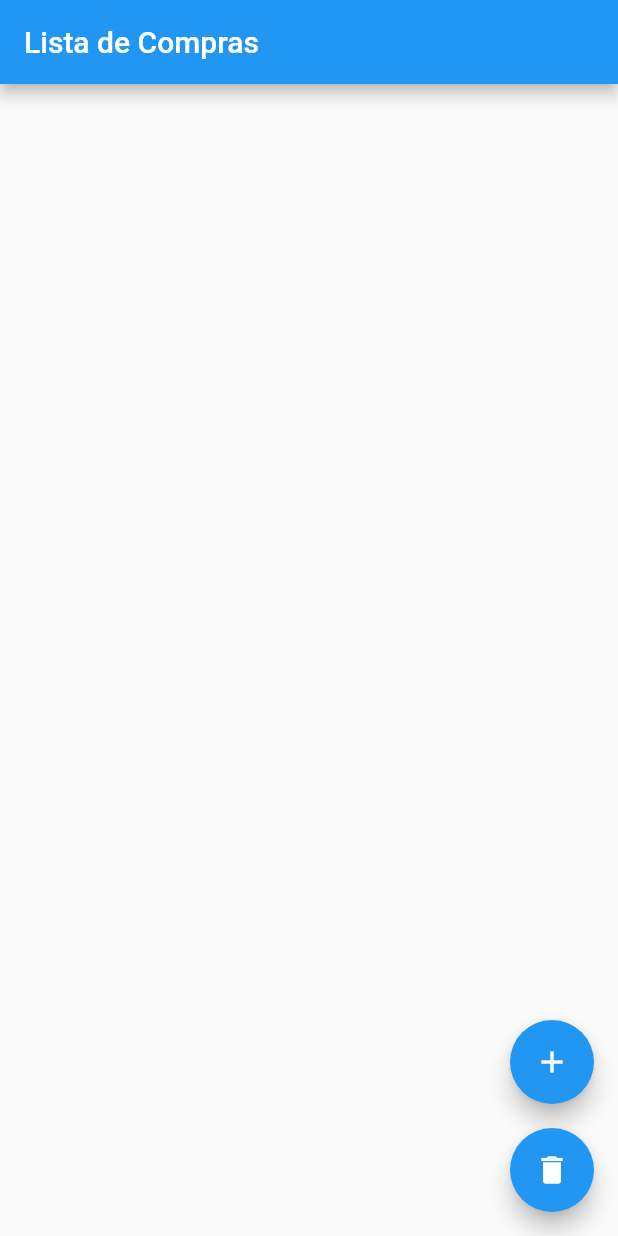
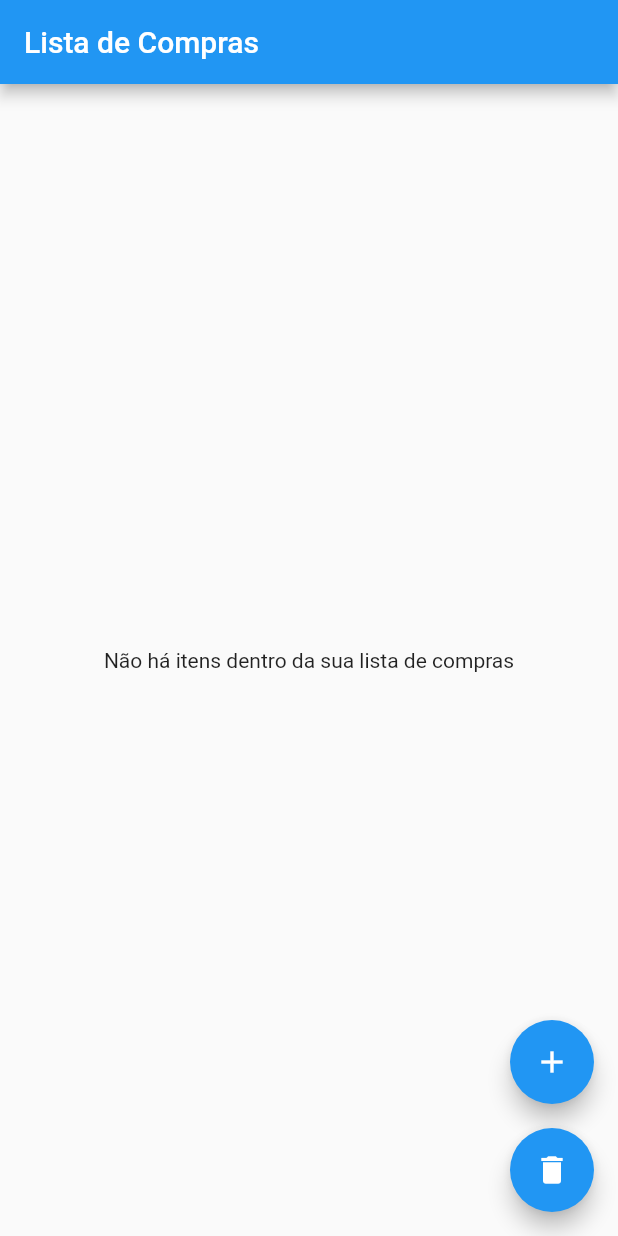
Before and after one commit to HenriqueB27/Entrega-Final-Mobile, a Flutter app: the screen it shows after launch, on a phone screen of 412 x 824 dp. Run offline on Flutter 3.47's test engine with Material 2 defaults, Android fonts, the phone set to English and light mode, and no system bars; our stand-ins replace cloud_firestore, firebase_core; accounts and stored records are empty.

```diff
--- a/lib/forms/item_form.dart
+++ b/lib/forms/item_form.dart
@@ -9,7 +9,7 @@ class ItemFormWidget extends StatelessWidget {
 
   final _formkey = GlobalKey<FormState>();
   late final _nameController = TextEditingController(text: item?.name);
-  late final _valueController = TextEditingController(text: item?.value.toStringAsFixed(2));
+  late final _valueController = TextEditingController(text: item?.value.toString());
 
   void _addItem(Item newItem) async{
     await FirebaseFirestore.instance.collection('shopping_list').add(newItem.toMap());
@@ -45,7 +45,7 @@ class ItemFormWidget extends StatelessWidget {
                   decoration: const InputDecoration(hintText: "Valor", labelText: "Valor do Item (R\$)"),
                   controller: _valueController,
                   validator: (value) {
-                    if (value == null || value.isEmpty) {
+                    if (value == null || value.isEmpty || value.startsWith('-')) {
                       return "Valor do Item Inválido!";
                     }
                     return null;
--- a/lib/shopping_list.dart
+++ b/lib/shopping_list.dart
@@ -35,13 +35,22 @@ class _ShoppingListScreenState extends State<ShoppingListScreenState> {
       stream: FirebaseFirestore.instance.collection('shopping_list').snapshots(),
       builder: (BuildContext context, AsyncSnapshot<QuerySnapshot> snapshot) {
         if (snapshot.hasError) {
-          return const Text('Something went wrong');
+          return const Center(
+            child: Text('Ocorreu um erro ao buscar os dados da lista')
+          );
         }
 
         if (snapshot.connectionState == ConnectionState.waiting) {
-          return const Text("Loading");
+          return const Center(
+            child: CircularProgressIndicator()
+          );
         }
 
+        if(snapshot.data == null || snapshot.data!.size == 0){
+          return const Center(
+            child: Text('Não há itens dentro da sua lista de compras'),
+          );
+        } else{
           return ListView(
             children: snapshot.data!.docs.map((DocumentSnapshot document) {
               Map<String, dynamic> data = document.data()! as Map<String, dynamic>;
@@ -73,6 +82,7 @@ class _ShoppingListScreenState extends State<ShoppingListScreenState> {
               );
             }).toList(),
           );
+        }
       }
     );
   }
```
Also changed, not shown: 1 other file. Lines whose indentation alone changed are shown as unchanged.
